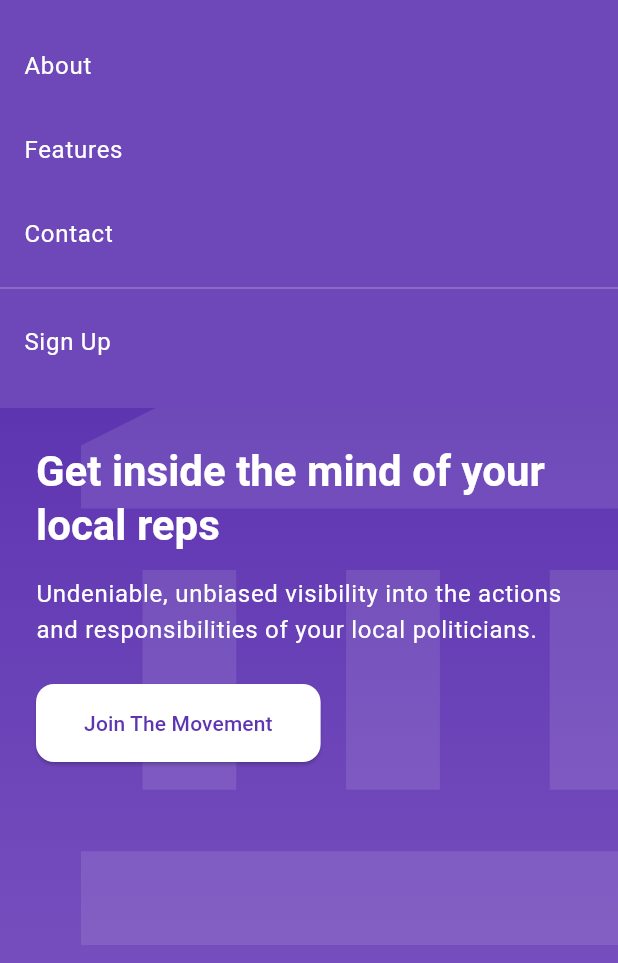
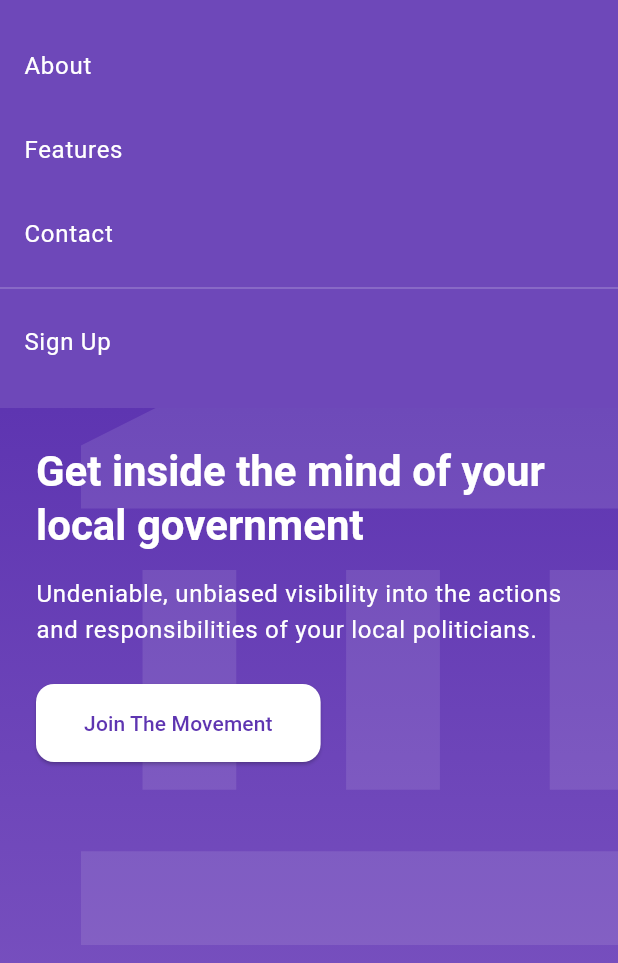
Before and after one commit to jwgillispie/govvy, a Flutter app: the screen it shows after launch, after a tap on the "menu" icon, on a phone screen of 412 x 824 dp, the part 120-1083 px from its top. Run offline on Flutter 3.47's test engine with Material 3 defaults, Android fonts, the phone set to English and light mode, and no system bars; our stand-ins replace cloud_firestore, firebase_auth, firebase_core; missing offline and left inert: dart:js, universal_html; accounts and stored records are empty; generated files the repository leaves out were written again.

Commit message:
language updates

```diff
--- a/lib/screens/landing/landing_page.dart
+++ b/lib/screens/landing/landing_page.dart
@@ -285,7 +285,7 @@ class _LandingPageState extends State<LandingPage> {
           crossAxisAlignment: CrossAxisAlignment.start,
           children: [
             Text(
-              'Get inside the mind of your local reps',
+              'Get inside the mind of your local government',
               style: Theme.of(context).textTheme.headlineMedium?.copyWith(
                     color: Colors.white,
                     fontSize: 28,
@@ -362,7 +362,7 @@ class _LandingPageState extends State<LandingPage> {
           crossAxisAlignment: CrossAxisAlignment.center,
           children: [
             Text(
-              'Get inside the minds of your local reps',
+              'Get inside the minds of your local government',
               style: Theme.of(context).textTheme.headlineLarge?.copyWith(
                     color: Colors.white,
                     fontSize: 42,
@@ -442,16 +442,58 @@ class _LandingPageState extends State<LandingPage> {
       child: Column(
         children: [
           Text(
-            'Why Use govvy',
+            'How Well Do You Know Your Government?',
             style: Theme.of(context).textTheme.headlineMedium,
             textAlign: TextAlign.center,
           ),
           const SizedBox(height: 16),
+          Container(
+            padding: const EdgeInsets.all(16),
+            margin: const EdgeInsets.only(bottom: 24),
+            decoration: BoxDecoration(
+              color: Theme.of(context).colorScheme.primary.withOpacity(0.1),
+              borderRadius: BorderRadius.circular(12),
+              border: Border.all(
+                color: Theme.of(context).colorScheme.primary.withOpacity(0.3),
+              ),
+            ),
+            child: Column(
+              children: [
+                Text(
+                  'Questions to consider:',
+                  style: TextStyle(
+                    color: Theme.of(context).colorScheme.primary,
+                    fontWeight: FontWeight.bold,
+                    fontSize: 16,
+                  ),
+                  textAlign: TextAlign.center,
+                ),
+                const SizedBox(height: 8),
+                Text(
+                  'Who represents you locally? What do they actually do? Have you ever contacted them? How do learn about your government?',
+                  style: TextStyle(
+                    color: Theme.of(context).colorScheme.primary,
+                    fontStyle: FontStyle.italic,
+                  ),
+                  textAlign: TextAlign.center,
+                ),
+              ],
+            ),
+          ),
           Text(
-            'Breaking down the barriers between you and your local government',
+            'Why Use govvy',
+            style: Theme.of(context).textTheme.headlineMedium?.copyWith(
+                  fontSize: 24,
+                ),
+            textAlign: TextAlign.center,
+          ),
+          SizedBox(height: 6),
+          Text(
+            'We are breaking down any barriers between you and your local government',
             style: Theme.of(context).textTheme.bodyLarge,
             textAlign: TextAlign.center,
           ),
+          const SizedBox(height: 24),
           const SizedBox(height: 32),
           isMobile
               ? _buildMobileFeatureCards(context)
@@ -643,7 +685,7 @@ class _LandingPageState extends State<LandingPage> {
       child: Column(
         children: [
           Text(
-            'Hit us up about anything',
+            'Let us know your thoughts!',
             style: Theme.of(context).textTheme.headlineMedium,
             textAlign: TextAlign.center,
           ),
@@ -651,7 +693,7 @@ class _LandingPageState extends State<LandingPage> {
           SizedBox(
             width: isMobile ? double.infinity : 600,
             child: Text(
-              'Where do you get ',
+              'For those who\'ve signed up: What do you like, or dislike, about the app idea? What would keep you coming back to an app like this? We asked some questions in that little purple box up there -let us know what kind of answers you come up with. ',
               style: Theme.of(context).textTheme.bodyLarge,
               textAlign: TextAlign.center,
             ),
```
